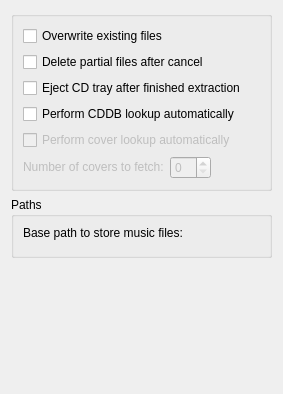
Qt form widgets/generalsettingswidgetUI.ui (KDE/audex) before a commit.
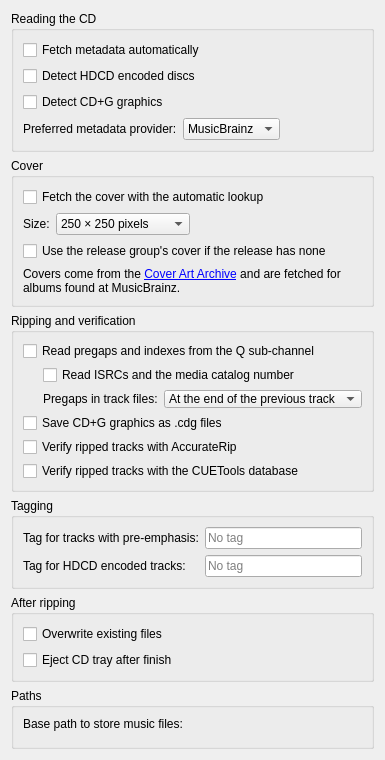
The same form after that commit. Custom widgets are drawn as their Qt base class.

```diff
--- a/widgets/generalsettingswidgetUI.ui
+++ b/widgets/generalsettingswidgetUI.ui
@@ -7,11 +7,404 @@
     <x>0</x>
     <y>0</y>
     <width>283</width>
-    <height>394</height>
+    <height>460</height>
    </rect>
   </property>
   <layout class="QGridLayout" name="gridLayout_4">
+   <item row="0" column="0">
+    <widget class="QGroupBox" name="groupBox_reading">
+     <property name="title">
+      <string>Reading the CD</string>
+     </property>
+     <layout class="QVBoxLayout" name="verticalLayout_reading">
+      <item>
+       <widget class="QCheckBox" name="kcfg_cddbLookupAuto">
+        <property name="toolTip">
+         <string>&lt;html&gt;&lt;head/&gt;&lt;body&gt;&lt;p&gt;Look up artist, album and track titles as soon as a disc is detected.&lt;/p&gt;&lt;/body&gt;&lt;/html&gt;</string>
+        </property>
+        <property name="text">
+         <string>Fetch metadata automatically</string>
+        </property>
+       </widget>
+      </item>
+      <item>
+       <widget class="QCheckBox" name="kcfg_hdcdDetect">
+        <property name="toolTip">
+         <string>&lt;html&gt;&lt;head/&gt;&lt;body&gt;&lt;p&gt;Scan a few seconds of audio for HDCD control information when a disc is detected and mark HDCD discs in the header.&lt;/p&gt;&lt;/body&gt;&lt;/html&gt;</string>
+        </property>
+        <property name="text">
+         <string>Detect HDCD encoded discs</string>
+        </property>
+       </widget>
+      </item>
+      <item>
+       <widget class="QCheckBox" name="kcfg_cdgDetect">
+        <property name="toolTip">
+         <string>&lt;html&gt;&lt;head/&gt;&lt;body&gt;&lt;p&gt;Read a few seconds of the sub-channel when a disc is detected and mark discs with CD+G graphics (karaoke) in the header. Skipped for drives on which the drive test found no raw sub-channel.&lt;/p&gt;&lt;/body&gt;&lt;/html&gt;</string>
+        </property>
+        <property name="text">
+         <string>Detect CD+G graphics</string>
+        </property>
+       </widget>
+      </item>
+      <item>
+       <layout class="QHBoxLayout" name="horizontalLayout_provider">
+        <item>
+         <widget class="QLabel" name="label_metadataProvider">
+          <property name="toolTip">
+           <string>&lt;html&gt;&lt;head/&gt;&lt;body&gt;&lt;p&gt;Source that is asked first. CD-Text comes from the disc itself and needs no network.&lt;/p&gt;&lt;/body&gt;&lt;/html&gt;</string>
+          </property>
+          <property name="text">
+           <string>Preferred metadata provider:</string>
+          </property>
+         </widget>
+        </item>
+        <item>
+         <widget class="QComboBox" name="kcfg_metadataProvider">
+          <item>
+           <property name="text">
+            <string>MusicBrainz</string>
+           </property>
+          </item>
+          <item>
+           <property name="text">
+            <string>CD-Text</string>
+           </property>
+          </item>
+         </widget>
+        </item>
+        <item>
+         <spacer name="horizontalSpacer">
+          <property name="orientation">
+           <enum>Qt::Orientation::Horizontal</enum>
+          </property>
+          <property name="sizeHint" stdset="0">
+           <size>
+            <width>40</width>
+            <height>20</height>
+           </size>
+          </property>
+         </spacer>
+        </item>
+       </layout>
+      </item>
+     </layout>
+    </widget>
+   </item>
    <item row="1" column="0">
+    <widget class="QGroupBox" name="groupBox_cover">
+     <property name="title">
+      <string>Cover</string>
+     </property>
+     <layout class="QVBoxLayout" name="verticalLayout_cover">
+      <item>
+       <widget class="QCheckBox" name="kcfg_coverLookupAuto">
+        <property name="toolTip">
+         <string>&lt;html&gt;&lt;head/&gt;&lt;body&gt;&lt;p&gt;Also fetch the cover when the metadata is looked up automatically. After a lookup you started yourself, the cover is always fetched.&lt;/p&gt;&lt;/body&gt;&lt;/html&gt;</string>
+        </property>
+        <property name="text">
+         <string>Fetch the cover with the automatic lookup</string>
+        </property>
+       </widget>
+      </item>
+      <item>
+       <layout class="QHBoxLayout" name="horizontalLayout_coverSize">
+        <item>
+         <widget class="QLabel" name="label_coverSize">
+          <property name="text">
+           <string>Size:</string>
+          </property>
+          <property name="buddy">
+           <cstring>kcfg_coverSize</cstring>
+          </property>
+         </widget>
+        </item>
+        <item>
+         <widget class="QComboBox" name="kcfg_coverSize">
+          <property name="toolTip">
+           <string>&lt;html&gt;&lt;head/&gt;&lt;body&gt;&lt;p&gt;The Cover Art Archive offers every cover in these sizes. Originals are often scans of several megabytes.&lt;/p&gt;&lt;/body&gt;&lt;/html&gt;</string>
+          </property>
+          <item>
+           <property name="text">
+            <string>250 × 250 pixels</string>
+           </property>
+          </item>
+          <item>
+           <property name="text">
+            <string>500 × 500 pixels</string>
+           </property>
+          </item>
+          <item>
+           <property name="text">
+            <string>1200 × 1200 pixels</string>
+           </property>
+          </item>
+          <item>
+           <property name="text">
+            <string>Original size</string>
+           </property>
+          </item>
+         </widget>
+        </item>
+        <item>
+         <spacer name="horizontalSpacer_coverSize">
+          <property name="orientation">
+           <enum>Qt::Orientation::Horizontal</enum>
+          </property>
+          <property name="sizeHint" stdset="0">
+           <size>
+            <width>40</width>
+            <height>20</height>
+           </size>
+          </property>
+         </spacer>
+        </item>
+       </layout>
+      </item>
+      <item>
+       <widget class="QCheckBox" name="kcfg_coverReleaseGroupFallback">
+        <property name="toolTip">
+         <string>&lt;html&gt;&lt;head/&gt;&lt;body&gt;&lt;p&gt;Many releases, for example other pressings or re-issues, have no cover of their own at MusicBrainz. Then the cover chosen for all releases of the album is used.&lt;/p&gt;&lt;/body&gt;&lt;/html&gt;</string>
+        </property>
+        <property name="text">
+         <string>Use the release group's cover if the release has none</string>
+        </property>
+       </widget>
+      </item>
+      <item>
+       <widget class="QLabel" name="label_coverSource">
+        <property name="text">
+         <string>Covers come from the &lt;a href="https://coverartarchive.org/"&gt;Cover Art Archive&lt;/a&gt; and are fetched for albums found at MusicBrainz.</string>
+        </property>
+        <property name="textFormat">
+         <enum>Qt::TextFormat::RichText</enum>
+        </property>
+        <property name="wordWrap">
+         <bool>true</bool>
+        </property>
+        <property name="openExternalLinks">
+         <bool>true</bool>
+        </property>
+       </widget>
+      </item>
+     </layout>
+    </widget>
+   </item>
+   <item row="2" column="0">
+    <widget class="QGroupBox" name="groupBox_ripping">
+     <property name="title">
+      <string>Ripping and verification</string>
+     </property>
+     <layout class="QVBoxLayout" name="verticalLayout_ripping">
+      <item>
+       <widget class="QCheckBox" name="kcfg_detectGaps">
+        <property name="toolTip">
+         <string>&lt;html&gt;&lt;head/&gt;&lt;body&gt;&lt;p&gt;Before ripping, the Q sub-channel is read to find pregaps (INDEX 00) and further indexes. They go into the cue sheet and the rip log. Takes a few seconds per track. Left out for drives on which the drive test found no usable Q sub-channel.&lt;/p&gt;&lt;/body&gt;&lt;/html&gt;</string>
+        </property>
+        <property name="text">
+         <string>Read pregaps and indexes from the Q sub-channel</string>
+        </property>
+       </widget>
+      </item>
+      <item>
+       <layout class="QHBoxLayout" name="horizontalLayout_isrc">
+        <item>
+         <spacer name="horizontalSpacer_isrc">
+          <property name="orientation">
+           <enum>Qt::Orientation::Horizontal</enum>
+          </property>
+          <property name="sizeType">
+           <enum>QSizePolicy::Policy::Fixed</enum>
+          </property>
+          <property name="sizeHint" stdset="0">
+           <size>
+            <width>20</width>
+            <height>20</height>
+           </size>
+          </property>
+         </spacer>
+        </item>
+        <item>
+         <widget class="QCheckBox" name="kcfg_readIsrcMcn">
+          <property name="toolTip">
+           <string>&lt;html&gt;&lt;head/&gt;&lt;body&gt;&lt;p&gt;Read the per-track ISRCs and the media catalog number. Needed only for tags and cue sheets; reading takes a few extra seconds per track.&lt;/p&gt;&lt;/body&gt;&lt;/html&gt;</string>
+          </property>
+          <property name="text">
+           <string>Read ISRCs and the media catalog number</string>
+          </property>
+         </widget>
+        </item>
+       </layout>
+      </item>
+      <item>
+       <layout class="QHBoxLayout" name="horizontalLayout_gapHandling">
+        <item>
+         <spacer name="horizontalSpacer_gapHandling">
+          <property name="orientation">
+           <enum>Qt::Orientation::Horizontal</enum>
+          </property>
+          <property name="sizeType">
+           <enum>QSizePolicy::Policy::Fixed</enum>
+          </property>
+          <property name="sizeHint" stdset="0">
+           <size>
+            <width>20</width>
+            <height>20</height>
+           </size>
+          </property>
+         </spacer>
+        </item>
+        <item>
+         <widget class="QLabel" name="label_gapHandling">
+          <property name="text">
+           <string>Pregaps in track files:</string>
+          </property>
+          <property name="buddy">
+           <cstring>kcfg_gapHandling</cstring>
+          </property>
+         </widget>
+        </item>
+        <item>
+         <widget class="QComboBox" name="kcfg_gapHandling">
+          <property name="toolTip">
+           <string>&lt;html&gt;&lt;head/&gt;&lt;body&gt;&lt;p&gt;Where the pregap (INDEX 00) of a track goes when every track gets a file of its own. At the end of the previous track is how most rippers do it; with its own track, a file starts with the pause (or the spoken intro, the applause) before its music. AccurateRip and the CUETools database check the tracks as the TOC defines them either way. Images always contain the whole disc.&lt;/p&gt;&lt;/body&gt;&lt;/html&gt;</string>
+          </property>
+          <item>
+           <property name="text">
+            <string>At the end of the previous track</string>
+           </property>
+          </item>
+          <item>
+           <property name="text">
+            <string>At the start of their own track</string>
+           </property>
+          </item>
+         </widget>
+        </item>
+        <item>
+         <spacer name="horizontalSpacer_gapHandlingEnd">
+          <property name="orientation">
+           <enum>Qt::Orientation::Horizontal</enum>
+          </property>
+          <property name="sizeHint" stdset="0">
+           <size>
+            <width>40</width>
+            <height>20</height>
+           </size>
+          </property>
+         </spacer>
+        </item>
+       </layout>
+      </item>
+      <item>
+       <widget class="QCheckBox" name="kcfg_cdgRead">
+        <property name="toolTip">
+         <string>&lt;html&gt;&lt;head/&gt;&lt;body&gt;&lt;p&gt;For discs on which &amp;quot;Detect CD+G graphics&amp;quot; found graphics: after the audio, read the sub-channel twice and save the CD+G graphics next to the audio files, one .cdg file per track or one for an image. Players such as VLC, mpv or karaoke software show them with the audio file of the same name.&lt;/p&gt;&lt;/body&gt;&lt;/html&gt;</string>
+        </property>
+        <property name="text">
+         <string>Save CD+G graphics as .cdg files</string>
+        </property>
+       </widget>
+      </item>
+      <item>
+       <widget class="QCheckBox" name="kcfg_accurateRipVerify">
+        <property name="toolTip">
+         <string>&lt;html&gt;&lt;head/&gt;&lt;body&gt;&lt;p&gt;Compares the ripped tracks with the AccurateRip database (accuraterip.com) and writes the result to the rip log. In secure mode, a track the database confirms after the first read is not read a second time.&lt;/p&gt;&lt;/body&gt;&lt;/html&gt;</string>
+        </property>
+        <property name="text">
+         <string>Verify ripped tracks with AccurateRip</string>
+        </property>
+       </widget>
+      </item>
+      <item>
+       <widget class="QCheckBox" name="kcfg_ctdbVerify">
+        <property name="toolTip">
+         <string>&lt;html&gt;&lt;head/&gt;&lt;body&gt;&lt;p&gt;Compares the ripped tracks with the CUETools database (db.cuetools.net), which also knows discs that are missing in AccurateRip, and writes the result to the rip log. In secure mode, a track the database confirms after the first read is not read a second time.&lt;/p&gt;&lt;/body&gt;&lt;/html&gt;</string>
+        </property>
+        <property name="text">
+         <string>Verify ripped tracks with the CUETools database</string>
+        </property>
+       </widget>
+      </item>
+     </layout>
+    </widget>
+   </item>
+   <item row="3" column="0">
+    <widget class="QGroupBox" name="groupBox_tagging">
+     <property name="title">
+      <string>Tagging</string>
+     </property>
+     <layout class="QGridLayout" name="gridLayout_tagging">
+      <item row="0" column="0">
+       <widget class="QLabel" name="label_preEmphasisTag">
+        <property name="text">
+         <string>Tag for tracks with pre-emphasis:</string>
+        </property>
+        <property name="buddy">
+         <cstring>kcfg_preEmphasisTag</cstring>
+        </property>
+       </widget>
+      </item>
+      <item row="0" column="1">
+       <widget class="QLineEdit" name="kcfg_preEmphasisTag">
+        <property name="toolTip">
+         <string>&lt;html&gt;&lt;head/&gt;&lt;body&gt;&lt;p&gt;Name of the tag (value &amp;quot;1&amp;quot;) written into tracks that the disc flags with pre-emphasis, so that players or later processing can de-emphasize them. An image gets it only if all tracks are flagged. Leave empty to write no tag.&lt;/p&gt;&lt;/body&gt;&lt;/html&gt;</string>
+        </property>
+        <property name="placeholderText">
+         <string>No tag</string>
+        </property>
+       </widget>
+      </item>
+      <item row="1" column="0">
+       <widget class="QLabel" name="label_hdcdTag">
+        <property name="text">
+         <string>Tag for HDCD encoded tracks:</string>
+        </property>
+        <property name="buddy">
+         <cstring>kcfg_hdcdTag</cstring>
+        </property>
+       </widget>
+      </item>
+      <item row="1" column="1">
+       <widget class="QLineEdit" name="kcfg_hdcdTag">
+        <property name="toolTip">
+         <string>&lt;html&gt;&lt;head/&gt;&lt;body&gt;&lt;p&gt;Name of the tag (value &amp;quot;1&amp;quot;) written into tracks that carry HDCD control information, so that they can be found and decoded later (the audio is saved as it is on the disc). Audex checks every track while ripping; an image gets the tag if one of its tracks is HDCD encoded. Needs &amp;quot;Detect HDCD encoded discs&amp;quot;. Leave empty to write no tag.&lt;/p&gt;&lt;/body&gt;&lt;/html&gt;</string>
+        </property>
+        <property name="placeholderText">
+         <string>No tag</string>
+        </property>
+       </widget>
+      </item>
+     </layout>
+    </widget>
+   </item>
+   <item row="4" column="0">
+    <widget class="QGroupBox" name="groupBox_after">
+     <property name="title">
+      <string>After ripping</string>
+     </property>
+     <layout class="QVBoxLayout" name="verticalLayout_after">
+      <item>
+       <widget class="QCheckBox" name="kcfg_overwriteExistingFiles">
+        <property name="toolTip">
+         <string>&lt;html&gt;&lt;head/&gt;&lt;body&gt;&lt;p&gt;Replace existing files without asking. Off: Audex lists the files and asks before the rip starts.&lt;/p&gt;&lt;/body&gt;&lt;/html&gt;</string>
+        </property>
+        <property name="text">
+         <string>Overwrite existing files</string>
+        </property>
+       </widget>
+      </item>
+      <item>
+       <widget class="QCheckBox" name="kcfg_ejectCDTray">
+        <property name="text">
+         <string>Eject CD tray after finish</string>
+        </property>
+       </widget>
+      </item>
+     </layout>
+    </widget>
+   </item>
+   <item row="5" column="0">
     <widget class="QGroupBox" name="groupBox_3">
      <property name="title">
       <string>Paths</string>
@@ -34,94 +427,7 @@
      </layout>
     </widget>
    </item>
-   <item row="0" column="0">
-    <widget class="QGroupBox" name="groupBox_4">
-     <property name="title">
-      <string notr="true"/>
-     </property>
-     <layout class="QGridLayout" name="gridLayout_2">
-      <item row="0" column="0">
-       <widget class="QCheckBox" name="kcfg_overwriteExistingFiles">
-        <property name="text">
-         <string>Overwrite existing files</string>
-        </property>
-       </widget>
-      </item>
-      <item row="1" column="0">
-       <widget class="QCheckBox" name="kcfg_deletePartialFiles">
-        <property name="text">
-         <string>Delete partial files after cancel</string>
-        </property>
-       </widget>
-      </item>
-      <item row="2" column="0">
-       <widget class="QCheckBox" name="kcfg_ejectCDTray">
-        <property name="text">
-         <string>Eject CD tray after finished extraction</string>
-        </property>
-       </widget>
-      </item>
-      <item row="3" column="0">
-       <widget class="QCheckBox" name="kcfg_cddbLookupAuto">
-        <property name="text">
-         <string>Perform CDDB lookup automatically</string>
-        </property>
-       </widget>
-      </item>
-      <item row="4" column="0">
-       <widget class="QCheckBox" name="kcfg_coverLookupAuto">
-        <property name="enabled">
-         <bool>false</bool>
-        </property>
-        <property name="text">
-         <string>Perform cover lookup automatically</string>
-        </property>
-       </widget>
-      </item>
-      <item row="5" column="0">
-       <layout class="QHBoxLayout" name="horizontalLayout_2">
-        <item>
-         <widget class="QLabel" name="label">
-          <property name="enabled">
-           <bool>false</bool>
-          </property>
-          <property name="sizePolicy">
-           <sizepolicy hsizetype="Preferred" vsizetype="Fixed">
-            <horstretch>0</horstretch>
-            <verstretch>0</verstretch>
-           </sizepolicy>
-          </property>
-          <property name="text">
-           <string>Number of covers to fetch:</string>
-          </property>
-         </widget>
-        </item>
-        <item>
-         <widget class="QSpinBox" name="kcfg_fetchCount">
-          <property name="enabled">
-           <bool>false</bool>
-          </property>
-         </widget>
-        </item>
-        <item>
-         <spacer name="horizontalSpacer">
-          <property name="orientation">
-           <enum>Qt::Horizontal</enum>
-          </property>
-          <property name="sizeHint" stdset="0">
-           <size>
-            <width>40</width>
-            <height>20</height>
-           </size>
-          </property>
-         </spacer>
-        </item>
-       </layout>
-      </item>
-     </layout>
-    </widget>
-   </item>
-   <item row="2" column="0">
+   <item row="6" column="0">
     <spacer name="verticalSpacer">
      <property name="orientation">
       <enum>Qt::Vertical</enum>
```
Left out of the diff: 6 changed lines with no effect on the pictures.
